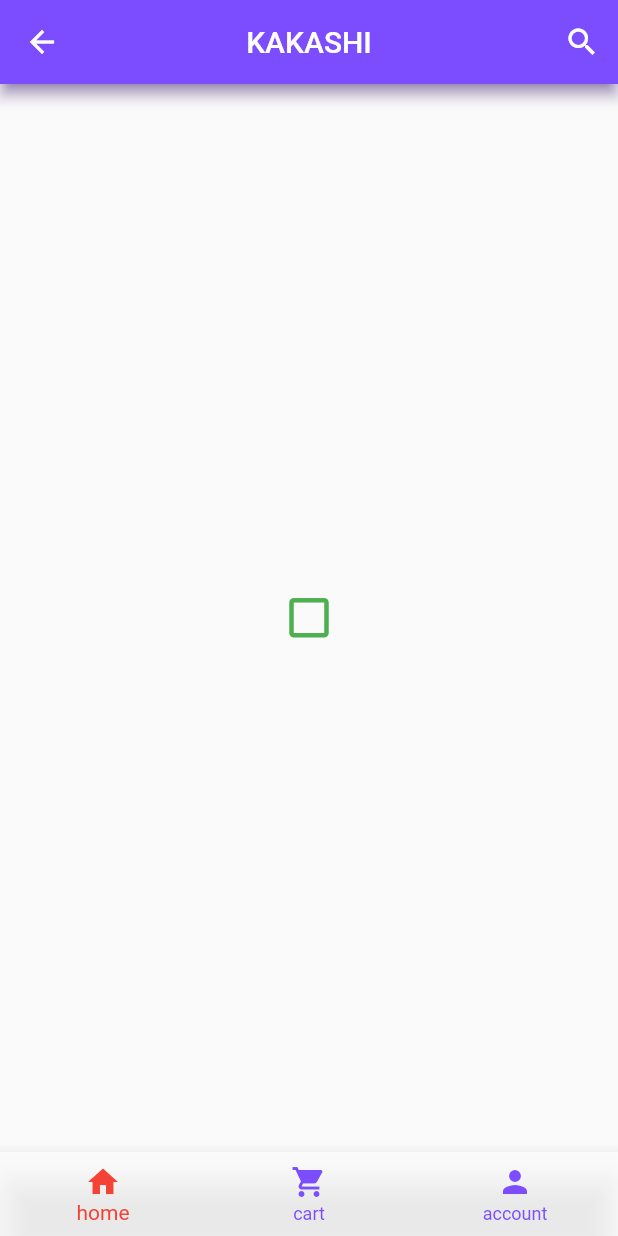
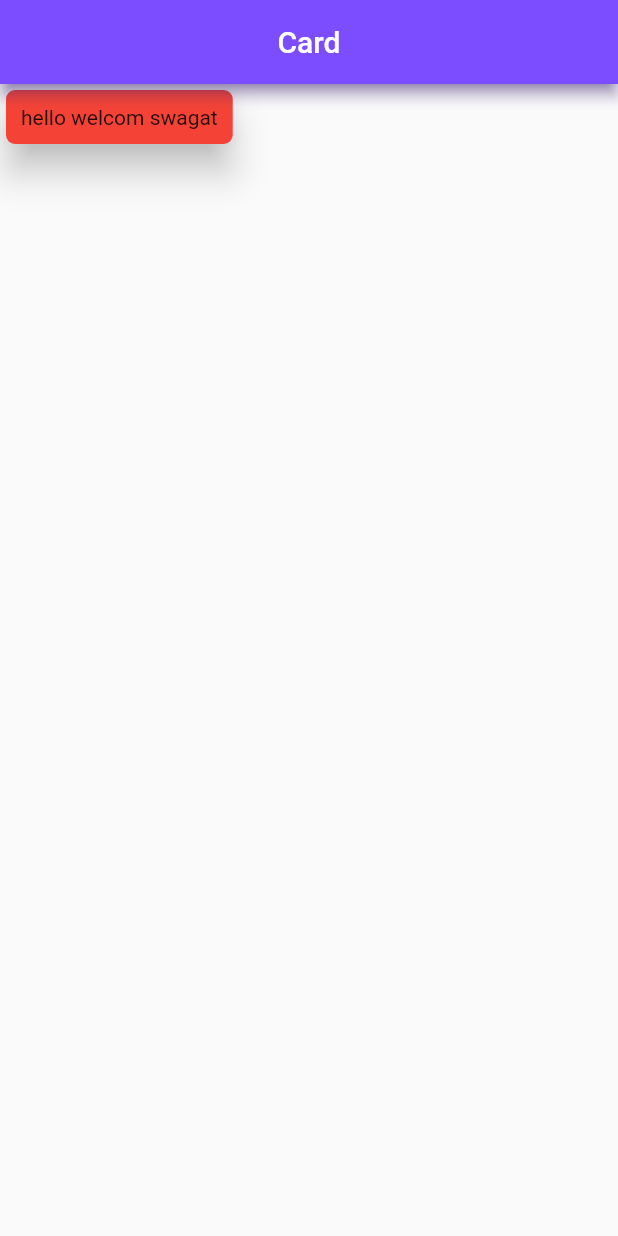
Before and after one commit to kaizer111/flutter_widgets, a Flutter app: the screen it shows after launch, on a phone screen of 412 x 824 dp. Run offline on Flutter 3.47's test engine with Material 2 defaults, Android fonts, the phone set to English and light mode, and no system bars.

Commit message:
Card and its properties

```diff
--- a/lib/main.dart
+++ b/lib/main.dart
@@ -1,4 +1,5 @@
 import 'package:flutter/material.dart';
+import 'package:flutter_widgets/screens/cardScreen.dart';
 import 'package:flutter_widgets/screens/column_widget.dart';
 import 'package:flutter_widgets/screens/row_widget.dart';
 
@@ -10,6 +11,6 @@ class MyApp extends StatelessWidget {
 
   @override
   Widget build(BuildContext context) {
-    return MaterialApp(home: RowWidget() ,debugShowCheckedModeBanner: false,);
+    return MaterialApp(home: CardScreen() ,debugShowCheckedModeBanner: false,);
   }
 }
--- /dev/null
+++ b/lib/screens/cardScreen.dart
@@ -0,0 +1,28 @@
+import 'package:flutter/material.dart';
+class CardScreen extends StatelessWidget {
+  const CardScreen({Key? key}) : super(key: key);
+
+  @override
+  Widget build(BuildContext context) {
+    return Scaffold(
+      appBar: AppBar(
+        //NOTE :  Title parameter can take any widget
+          centerTitle: true,
+          shadowColor: Colors.deepPurple,
+          iconTheme: IconThemeData(color: Colors.white),
+
+          title: Text('Card'),
+          backgroundColor: Colors.deepPurpleAccent),
+      body: Card(
+
+        elevation: 10,
+        shape: RoundedRectangleBorder(borderRadius: BorderRadius.circular(6)),
+        color: Colors.red,
+        child: Padding(
+          padding: const EdgeInsets.all(10.0),
+          child: Text('hello welcom swagat'),
+        ),
+      ),
+    );
+  }
+}
--- a/lib/screens/row_widget.dart
+++ b/lib/screens/row_widget.dart
@@ -69,7 +69,7 @@ class _RowWidgetState extends State<RowWidget> {
               borderRadius: BorderRadius.circular(15),
 
             ),
-            //sizedbox and showfloatingbutton before container causes cart to dissappear when box is not checked
+            //sizedbox and showbox before container causes cart to dissappear when box is not checked
           ): SizedBox(),
 
       body: Center(
```
